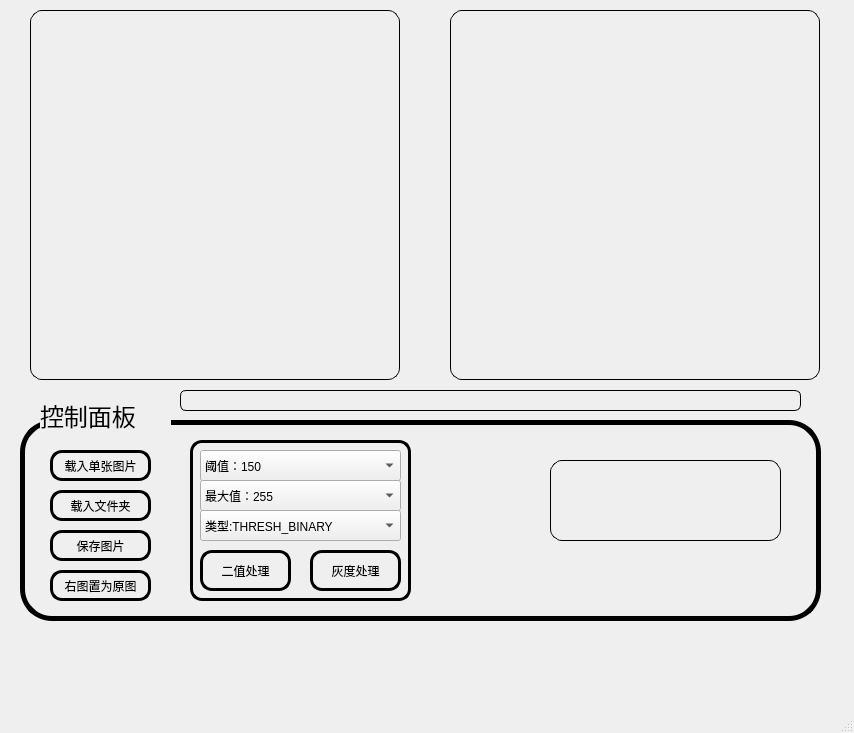
liuqi34584/opencv_improcessing_tool, file imageshow/mainwindow.ui: the form before one commit.
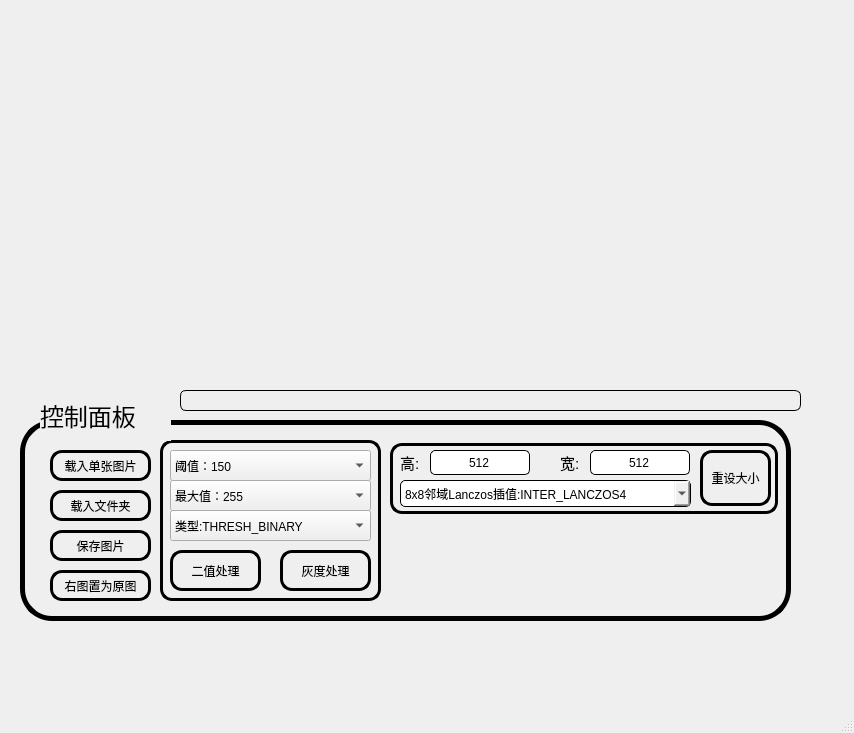
The form after the commit. Icons and pictures are not drawn.

Commit message: 添加RESIZE功能

The edit to the form file:
```diff
--- a/imageshow/mainwindow.ui
+++ b/imageshow/mainwindow.ui
@@ -51,8 +51,7 @@
      </font>
     </property>
     <property name="styleSheet">
-     <string notr="true">border-radius: 12px;
-border:1px solid black;</string>
+     <string notr="true"/>
     </property>
     <property name="frameShape">
      <enum>QFrame::Box</enum>
@@ -75,7 +74,7 @@
      <rect>
       <x>20</x>
       <y>420</y>
-      <width>801</width>
+      <width>771</width>
       <height>201</height>
      </rect>
     </property>
@@ -118,7 +117,7 @@
    <widget class="QPushButton" name="pushButton_imtwovalue">
     <property name="geometry">
      <rect>
-      <x>200</x>
+      <x>170</x>
       <y>550</y>
       <width>91</width>
       <height>41</height>
@@ -142,8 +141,7 @@
      </rect>
     </property>
     <property name="styleSheet">
-     <string notr="true">border-radius: 12px;
-border:1px solid black;</string>
+     <string notr="true"/>
     </property>
     <property name="frameShape">
      <enum>QFrame::Box</enum>
@@ -161,7 +159,7 @@
    <widget class="QLabel" name="twovalue_box">
     <property name="geometry">
      <rect>
-      <x>190</x>
+      <x>160</x>
       <y>440</y>
       <width>221</width>
       <height>161</height>
@@ -187,7 +185,7 @@
    <widget class="QComboBox" name="twovalue_cB_value">
     <property name="geometry">
      <rect>
-      <x>200</x>
+      <x>170</x>
       <y>450</y>
       <width>201</width>
       <height>31</height>
@@ -1480,15 +1478,15 @@
    <widget class="QLabel" name="label_4">
     <property name="geometry">
      <rect>
-      <x>550</x>
-      <y>460</y>
-      <width>231</width>
-      <height>81</height>
+      <x>390</x>
+      <y>443</y>
+      <width>388</width>
+      <height>71</height>
      </rect>
     </property>
     <property name="styleSheet">
      <string notr="true">border-radius: 12px;
-border:1px solid black;</string>
+border:3px solid black;</string>
     </property>
     <property name="text">
      <string/>
@@ -1497,7 +1495,7 @@
    <widget class="QComboBox" name="twovalue_cB_Max">
     <property name="geometry">
      <rect>
-      <x>200</x>
+      <x>170</x>
       <y>480</y>
       <width>201</width>
       <height>31</height>
@@ -2790,7 +2788,7 @@
    <widget class="QComboBox" name="twovalue_cB_type">
     <property name="geometry">
      <rect>
-      <x>200</x>
+      <x>170</x>
       <y>510</y>
       <width>201</width>
       <height>31</height>
@@ -2879,7 +2877,7 @@
    <widget class="QPushButton" name="pushButton_gray_value">
     <property name="geometry">
      <rect>
-      <x>310</x>
+      <x>280</x>
       <y>550</y>
       <width>91</width>
       <height>41</height>
@@ -2910,6 +2908,148 @@
      <string>右图置为原图</string>
     </property>
    </widget>
+   <widget class="QPushButton" name="pb_resize">
+    <property name="geometry">
+     <rect>
+      <x>700</x>
+      <y>450</y>
+      <width>71</width>
+      <height>56</height>
+     </rect>
+    </property>
+    <property name="styleSheet">
+     <string notr="true">border-radius: 12px;
+border:3px solid black;</string>
+    </property>
+    <property name="text">
+     <string>重设大小</string>
+    </property>
+   </widget>
+   <widget class="QLineEdit" name="lE_resize_gao">
+    <property name="geometry">
+     <rect>
+      <x>430</x>
+      <y>450</y>
+      <width>100</width>
+      <height>25</height>
+     </rect>
+    </property>
+    <property name="styleSheet">
+     <string notr="true">border-radius: 5px;
+border:1px solid black;</string>
+    </property>
+    <property name="text">
+     <string>512</string>
+    </property>
+    <property name="alignment">
+     <set>Qt::AlignCenter</set>
+    </property>
+   </widget>
+   <widget class="QLineEdit" name="lE_resize_kuan">
+    <property name="geometry">
+     <rect>
+      <x>590</x>
+      <y>450</y>
+      <width>100</width>
+      <height>25</height>
+     </rect>
+    </property>
+    <property name="styleSheet">
+     <string notr="true">border-radius: 5px;
+border:1px solid black;</string>
+    </property>
+    <property name="text">
+     <string>512</string>
+    </property>
+    <property name="alignment">
+     <set>Qt::AlignCenter</set>
+    </property>
+   </widget>
+   <widget class="QLabel" name="label_resize_gao">
+    <property name="geometry">
+     <rect>
+      <x>400</x>
+      <y>450</y>
+      <width>25</width>
+      <height>25</height>
+     </rect>
+    </property>
+    <property name="font">
+     <font>
+      <pointsize>11</pointsize>
+     </font>
+    </property>
+    <property name="styleSheet">
+     <string notr="true"/>
+    </property>
+    <property name="text">
+     <string>高:</string>
+    </property>
+   </widget>
+   <widget class="QLabel" name="label_resize_gao_2">
+    <property name="geometry">
+     <rect>
+      <x>560</x>
+      <y>450</y>
+      <width>25</width>
+      <height>25</height>
+     </rect>
+    </property>
+    <property name="font">
+     <font>
+      <pointsize>11</pointsize>
+     </font>
+    </property>
+    <property name="styleSheet">
+     <string notr="true"/>
+    </property>
+    <property name="text">
+     <string>宽:</string>
+    </property>
+   </widget>
+   <widget class="QComboBox" name="cB_resize_type">
+    <property name="geometry">
+     <rect>
+      <x>400</x>
+      <y>480</y>
+      <width>291</width>
+      <height>27</height>
+     </rect>
+    </property>
+    <property name="styleSheet">
+     <string notr="true">border-radius: 5px;
+border:1px solid black;</string>
+    </property>
+    <property name="currentIndex">
+     <number>4</number>
+    </property>
+    <item>
+     <property name="text">
+      <string>最近邻插值:INTER_NEAREST</string>
+     </property>
+    </item>
+    <item>
+     <property name="text">
+      <string>双线性插值:INTER_LINEAR</string>
+     </property>
+    </item>
+    <item>
+     <property name="text">
+      <string>像素关系重采样:INTER_AREA</string>
+     </property>
+    </item>
+    <item>
+     <property name="text">
+      <string>4x4邻域双3次插值:INTER_CUBIC</string>
+     </property>
+    </item>
+    <item>
+     <property name="text">
+      <string>8x8邻域Lanczos插值:INTER_LANCZOS4</string>
+     </property>
+    </item>
+   </widget>
+   <zorder>label_resize</zorder>
    <zorder>imagearea</zorder>
    <zorder>label_4</zorder>
    <zorder>twovalue_box</zorder>
```
Left out of the diff: 13 changed lines with no effect on the pictures. The commit also changes 3 other files.
